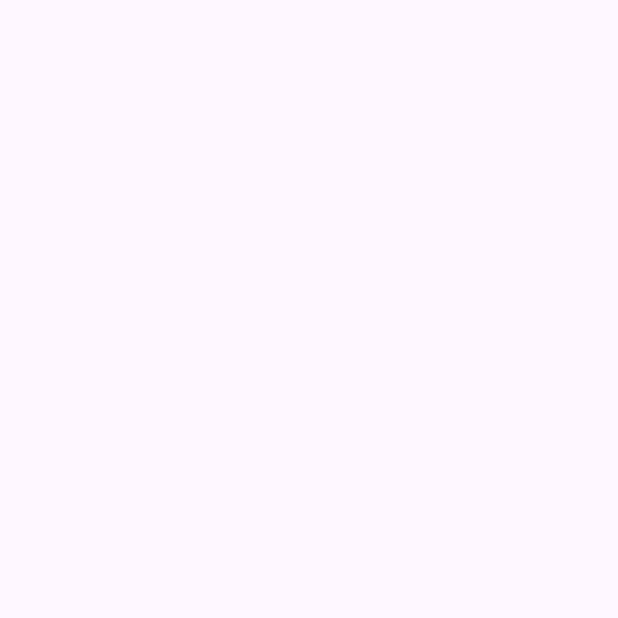
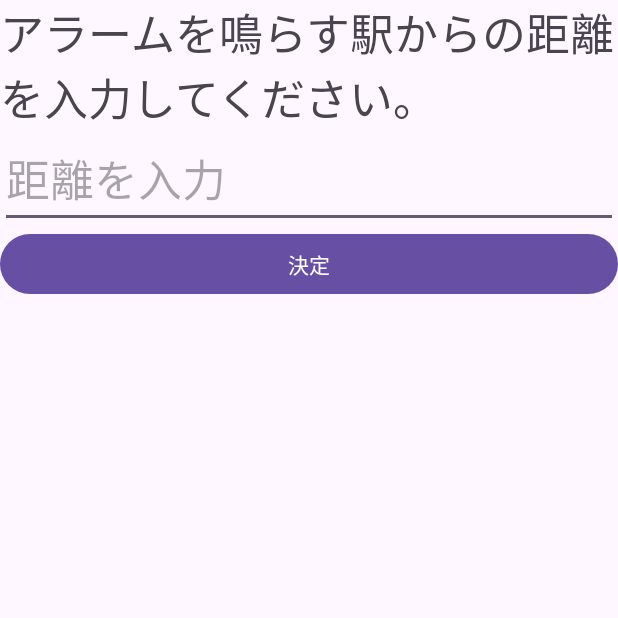
Before and after one commit to nago4/MyApplication10, an Android app: the distance screen opened directly, with no data from a screen before it, on a phone screen of 412 x 824 dp, the top half of it. Before the commit the part shown is empty. Run offline under Robolectric (Android 15) with nearby library versions, the phone set to English and light mode, and no system bars.

Commit message:
距離関することの追加と、加賀さんからのアドバイスによる変更

```diff
--- a/app/src/main/java/com/example/myapplication10/distance.java
+++ b/app/src/main/java/com/example/myapplication10/distance.java
@@ -3,6 +3,8 @@ package com.example.myapplication10;
 import androidx.appcompat.app.AppCompatActivity;
 
 import android.os.Bundle;
+import android.view.View;
+import android.widget.EditText;
 
 public class distance extends AppCompatActivity {
 
@@ -11,4 +13,8 @@ public class distance extends AppCompatActivity {
         super.onCreate(savedInstanceState);
         setContentView(R.layout.activity_distance);
     }
+    public void onButton13(View v) {
+        EditText Distanc = (EditText) findViewById(R.id.Distanc);
+        String DISTSNCE = Distanc.getText().toString();//文字列として取得
+    }
 }
--- a/app/src/main/java/com/example/myapplication10/music.java
+++ b/app/src/main/java/com/example/myapplication10/music.java
@@ -50,7 +50,7 @@ public class music extends AppCompatActivity {
         // リセット
         mediaPlayer.reset();
         // アクティビティを終了
-        finish();
+        //finish();
         // リソースの解放
         mediaPlayer.release();
         mediaPlayer = null;
--- a/app/src/main/res/layout/activity_distance.xml
+++ b/app/src/main/res/layout/activity_distance.xml
@@ -6,4 +6,32 @@
     android:layout_height="match_parent"
     tools:context=".distance">
 
+    <LinearLayout
+        android:layout_width="match_parent"
+        android:layout_height="match_parent"
+        android:orientation="vertical">
+
+
+        <TextView
+            android:id="@+id/textView"
+            android:layout_width="match_parent"
+            android:layout_height="wrap_content"
+            android:text="アラームを鳴らす駅からの距離を入力してください。"
+            android:textSize="29dp"/>
+
+        <EditText
+            android:id="@+id/Distanc"
+            android:layout_width="match_parent"
+            android:layout_height="wrap_content"
+            android:layout_gravity="center"
+            android:hint="距離を入力"
+            android:textSize="29dp"/>
+
+        <Button
+            android:id="@+id/diskettei"
+            android:layout_width="match_parent"
+            android:layout_height="wrap_content"
+            android:text="決定"
+            android:onClick="onButton13"/>
+    </LinearLayout>
 </androidx.constraintlayout.widget.ConstraintLayout>
```
